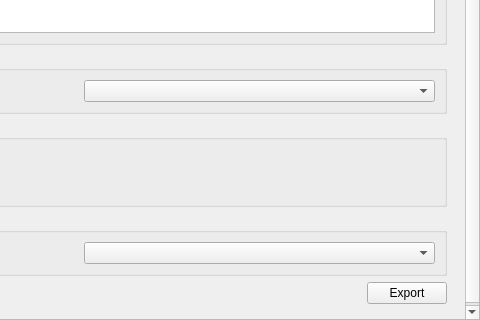
Old version of the form UnfoldedMapExporter/resources/ui/unfolded_dialog.ui in the repository foursquare/qgis-plugin; both pictures show x 464 to 944 and y 410 to 730 of the 944 by 730 pixel window.
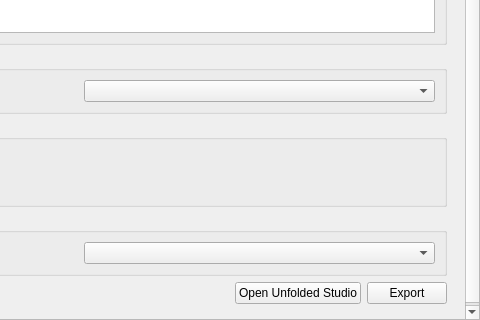
New version of the form. Custom widgets are drawn as their Qt base class.

Commit message: #43: Add button to open Unfolded Studio

```diff
--- a/UnfoldedMapExporter/resources/ui/unfolded_dialog.ui
+++ b/UnfoldedMapExporter/resources/ui/unfolded_dialog.ui
@@ -493,6 +493,13 @@
                  </property>
                 </spacer>
                </item>
+               <item>
+                <widget class="QPushButton" name="btn_open_studio">
+                 <property name="text">
+                  <string>Open Unfolded Studio</string>
+                 </property>
+                </widget>
+               </item>
                <item>
                 <widget class="QPushButton" name="btn_export">
                  <property name="text">
```
The commit also changes 2 other files.
